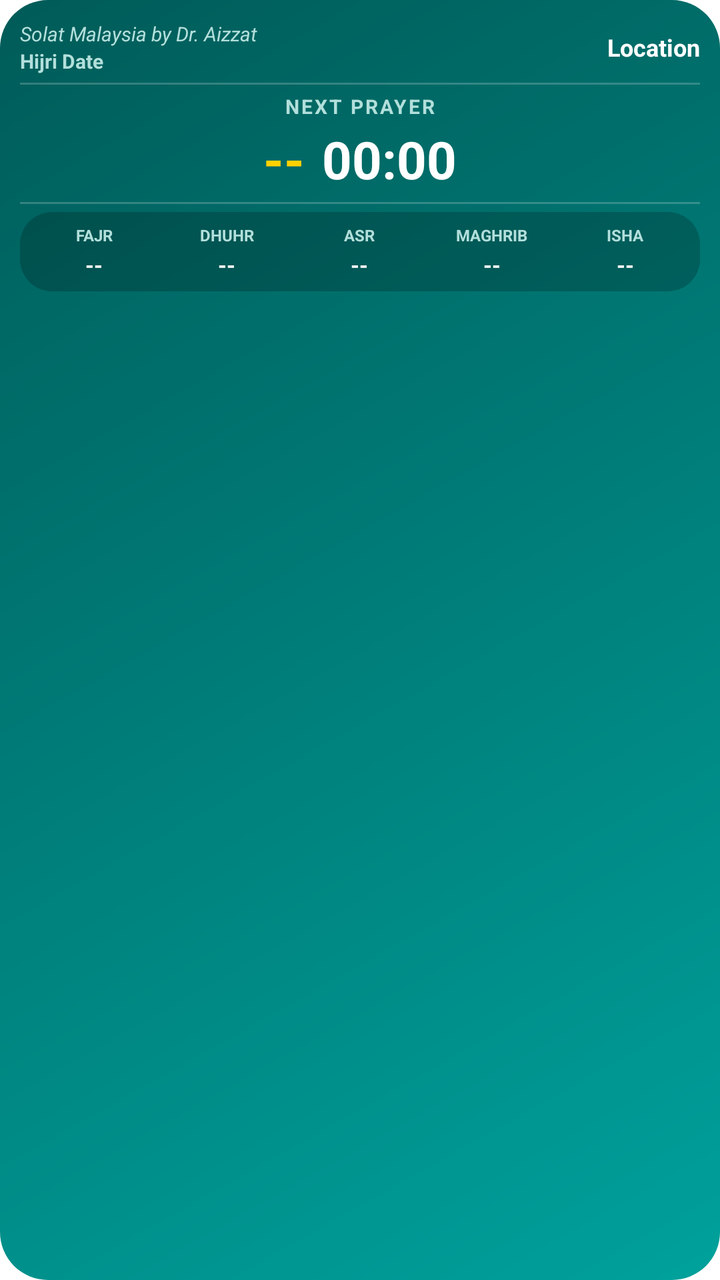
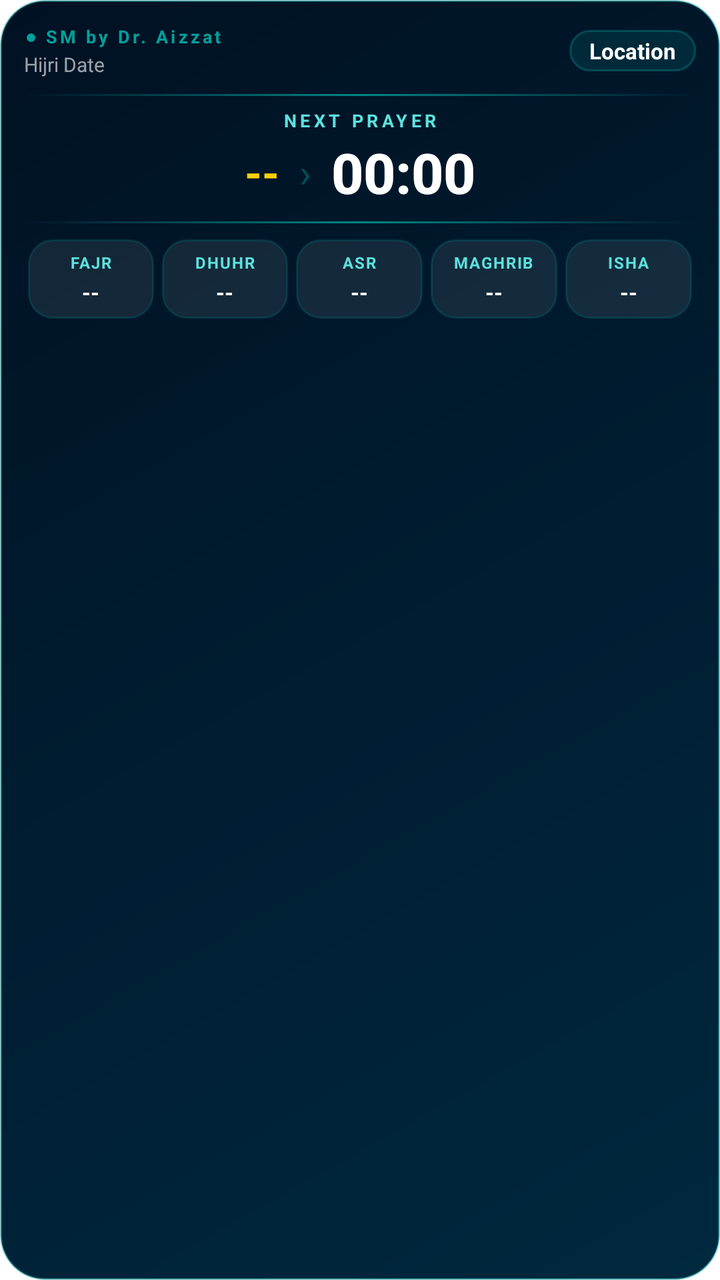

Two renders of the same Android screen: before a commit and after it. Below are the layout's source before the change and the commit's diff.
<!-- AndroidManifest.xml: fallback theme Theme.MaterialComponents.DayNight.NoActionBar -->
<!-- res/layout/widget_layout.xml -->
<?xml version="1.0" encoding="utf-8"?>
<LinearLayout xmlns:android="http://schemas.android.com/apk/res/android"
    android:id="@+id/widget_root"
    android:layout_width="match_parent"
    android:layout_height="wrap_content"
    android:orientation="vertical"
    android:background="@drawable/widget_background"
    android:padding="10dp"
    android:gravity="top">

    
    <LinearLayout
        android:layout_width="match_parent"
        android:layout_height="wrap_content"
        android:orientation="horizontal"
        android:gravity="center_vertical">

        
        <LinearLayout
            android:layout_width="0dp"
            android:layout_height="wrap_content"
            android:layout_weight="1"
            android:orientation="vertical">
            
            <TextView
                android:layout_width="match_parent"
                android:layout_height="wrap_content"
                android:text="Solat Malaysia by Dr. Aizzat"
                android:textColor="#B2DFDB"
                android:textSize="10sp"
                android:textStyle="italic" />
                
            <TextView
                android:id="@+id/widget_hijri_date"
                android:layout_width="match_parent"
                android:layout_height="wrap_content"
                android:text="Hijri Date"
                android:textColor="#B2DFDB"
                android:textSize="10sp"
                android:textStyle="bold" />
        </LinearLayout>

        <TextView
            android:id="@+id/widget_location"
            android:layout_width="wrap_content"
            android:layout_height="wrap_content"
            android:maxWidth="130dp"
            android:maxLines="1"
            android:ellipsize="end"
            android:text="Location"
            android:textColor="#FFFFFF"
            android:textSize="12sp"
            android:textStyle="bold"
            android:layout_marginStart="8dp"/>
    </LinearLayout>

    
    <LinearLayout
        android:layout_width="match_parent"
        android:layout_height="1dp"
        android:layout_marginTop="4dp"
        android:layout_marginBottom="4dp"
        android:background="#33FFFFFF"
        android:orientation="horizontal" />

    
    <LinearLayout
        android:layout_width="match_parent"
        android:layout_height="wrap_content"
        android:orientation="vertical"
        android:gravity="center">

        <TextView
            android:layout_width="wrap_content"
            android:layout_height="wrap_content"
            android:text="NEXT PRAYER"
            android:textColor="#B2DFDB"
            android:textSize="10sp"
            android:textStyle="bold"
            android:letterSpacing="0.1" />

        <LinearLayout
            android:layout_width="wrap_content"
            android:layout_height="wrap_content"
            android:orientation="horizontal"
            android:gravity="center_vertical"
            android:layout_marginTop="2dp">

            <TextView
                android:id="@+id/widget_next_prayer_name"
                android:layout_width="wrap_content"
                android:layout_height="wrap_content"
                android:text="--"
                android:textColor="#FFD100"
                android:textSize="26sp"
                android:textStyle="bold"/>

            <TextView
                android:layout_width="wrap_content"
                android:layout_height="wrap_content"
                android:text="  "
                android:textColor="#FFFFFF"
                android:textSize="18sp"/>

            <Chronometer
                android:id="@+id/widget_next_prayer_countdown"
                android:layout_width="wrap_content"
                android:layout_height="wrap_content"
                android:textColor="#FFFFFF"
                android:textSize="26sp"
                android:textStyle="bold"/>
        </LinearLayout>
    </LinearLayout>

    
    <LinearLayout
        android:layout_width="match_parent"
        android:layout_height="1dp"
        android:layout_marginTop="4dp"
        android:layout_marginBottom="4dp"
        android:background="#33FFFFFF"
        android:orientation="horizontal" />

    
    <LinearLayout
        android:layout_width="match_parent"
        android:layout_height="wrap_content"
        android:orientation="horizontal"
        android:background="@drawable/widget_inner_background"
        android:paddingTop="6dp"
        android:paddingBottom="6dp"
        android:paddingStart="4dp"
        android:paddingEnd="4dp"
        android:weightSum="5">

        <LinearLayout android:layout_width="0dp" android:layout_height="wrap_content" android:layout_weight="1" android:orientation="vertical" android:gravity="center">
            <TextView android:layout_width="wrap_content" android:layout_height="wrap_content" android:text="FAJR" android:textColor="#B2DFDB" android:textSize="8sp" android:textStyle="bold"/>
            <TextView android:id="@+id/widget_fajr" android:layout_width="wrap_content" android:layout_height="wrap_content" android:text="--" android:textColor="#FFFFFF" android:textSize="11sp" android:textStyle="bold" android:layout_marginTop="2dp"/>
        </LinearLayout>

        <LinearLayout android:layout_width="0dp" android:layout_height="wrap_content" android:layout_weight="1" android:orientation="vertical" android:gravity="center">
            <TextView android:layout_width="wrap_content" android:layout_height="wrap_content" android:text="DHUHR" android:textColor="#B2DFDB" android:textSize="8sp" android:textStyle="bold"/>
            <TextView android:id="@+id/widget_dhuhr" android:layout_width="wrap_content" android:layout_height="wrap_content" android:text="--" android:textColor="#FFFFFF" android:textSize="11sp" android:textStyle="bold" android:layout_marginTop="2dp"/>
        </LinearLayout>

        <LinearLayout android:layout_width="0dp" android:layout_height="wrap_content" android:layout_weight="1" android:orientation="vertical" android:gravity="center">
            <TextView android:layout_width="wrap_content" android:layout_height="wrap_content" android:text="ASR" android:textColor="#B2DFDB" android:textSize="8sp" android:textStyle="bold"/>
            <TextView android:id="@+id/widget_asr" android:layout_width="wrap_content" android:layout_height="wrap_content" android:text="--" android:textColor="#FFFFFF" android:textSize="11sp" android:textStyle="bold" android:layout_marginTop="2dp"/>
        </LinearLayout>

        <LinearLayout android:layout_width="0dp" android:layout_height="wrap_content" android:layout_weight="1" android:orientation="vertical" android:gravity="center">
            <TextView android:layout_width="wrap_content" android:layout_height="wrap_content" android:text="MAGHRIB" android:textColor="#B2DFDB" android:textSize="8sp" android:textStyle="bold"/>
            <TextView android:id="@+id/widget_maghrib" android:layout_width="wrap_content" android:layout_height="wrap_content" android:text="--" android:textColor="#FFFFFF" android:textSize="11sp" android:textStyle="bold" android:layout_marginTop="2dp"/>
        </LinearLayout>

        <LinearLayout android:layout_width="0dp" android:layout_height="wrap_content" android:layout_weight="1" android:orientation="vertical" android:gravity="center">
            <TextView android:layout_width="wrap_content" android:layout_height="wrap_content" android:text="ISHA" android:textColor="#B2DFDB" android:textSize="8sp" android:textStyle="bold"/>
            <TextView android:id="@+id/widget_isha" android:layout_width="wrap_content" android:layout_height="wrap_content" android:text="--" android:textColor="#FFFFFF" android:textSize="11sp" android:textStyle="bold" android:layout_marginTop="2dp"/>
        </LinearLayout>
    </LinearLayout>

</LinearLayout>
<!-- resources referenced by this layout -->
<resources>
  <!-- drawable widget_background (drawable) -->
  <?xml version="1.0" encoding="utf-8"?>
  <shape xmlns:android="http://schemas.android.com/apk/res/android"
      android:shape="rectangle">
      <gradient
          android:startColor="#00A19C"
          android:endColor="#005B58"
          android:angle="135" />
      <corners android:radius="24dp" />
  </shape>
  <!-- drawable widget_inner_background (drawable) -->
  <?xml version="1.0" encoding="utf-8"?>
  <shape xmlns:android="http://schemas.android.com/apk/res/android"
      android:shape="rectangle">
      <solid android:color="#33000000" />
      <corners android:radius="16dp" />
  </shape>
</resources>

<!-- the commit's change to res/layout/widget_layout.xml (unified diff, before → after) -->
@@ -5,7 +5,7 @@
     android:layout_height="wrap_content"
     android:orientation="vertical"
     android:background="@drawable/widget_background"
-    android:padding="10dp"
+    android:padding="12dp"
     android:gravity="top">
 
     
@@ -15,41 +15,46 @@
         android:orientation="horizontal"
         android:gravity="center_vertical">
 
-        
         <LinearLayout
             android:layout_width="0dp"
             android:layout_height="wrap_content"
             android:layout_weight="1"
             android:orientation="vertical">
-            
+
             <TextView
                 android:layout_width="match_parent"
                 android:layout_height="wrap_content"
-                android:text="Solat Malaysia by Dr. Aizzat"
-                android:textColor="#B2DFDB"
-                android:textSize="10sp"
-                android:textStyle="italic" />
-                
+                android:text="&#9679; SM by Dr. Aizzat"
+                android:textColor="#00A19C"
+                android:textSize="9sp"
+                android:textStyle="bold"
+                android:letterSpacing="0.15" />
+
             <TextView
                 android:id="@+id/widget_hijri_date"
                 android:layout_width="match_parent"
                 android:layout_height="wrap_content"
+                android:layout_marginTop="1dp"
                 android:text="Hijri Date"
-                android:textColor="#B2DFDB"
-                android:textSize="10sp"
-                android:textStyle="bold" />
+                android:textColor="#99FFFFFF"
+                android:textSize="10sp" />
         </LinearLayout>
 
         <TextView
             android:id="@+id/widget_location"
             android:layout_width="wrap_content"
             android:layout_height="wrap_content"
-            android:maxWidth="130dp"
+            android:maxWidth="140dp"
             android:maxLines="1"
             android:ellipsize="end"
+            android:background="@drawable/widget_pill_background"
+            android:paddingStart="10dp"
+            android:paddingEnd="10dp"
+            android:paddingTop="3dp"
+            android:paddingBottom="3dp"
             android:text="Location"
             android:textColor="#FFFFFF"
-            android:textSize="12sp"
+            android:textSize="11sp"
             android:textStyle="bold"
             android:layout_marginStart="8dp"/>
     </LinearLayout>
@@ -58,9 +63,9 @@
     <LinearLayout
         android:layout_width="match_parent"
         android:layout_height="1dp"
-        android:layout_marginTop="4dp"
-        android:layout_marginBottom="4dp"
-        android:background="#33FFFFFF"
+        android:layout_marginTop="8dp"
+        android:layout_marginBottom="6dp"
+        android:background="@drawable/widget_divider"
         android:orientation="horizontal" />
 
     
@@ -71,20 +76,21 @@
         android:gravity="center">
 
         <TextView
+            android:id="@+id/widget_lbl_next"
             android:layout_width="wrap_content"
             android:layout_height="wrap_content"
             android:text="NEXT PRAYER"
-            android:textColor="#B2DFDB"
-            android:textSize="10sp"
+            android:textColor="#5CE1DC"
+            android:textSize="9sp"
             android:textStyle="bold"
-            android:letterSpacing="0.1" />
+            android:letterSpacing="0.2" />
 
         <LinearLayout
             android:layout_width="wrap_content"
             android:layout_height="wrap_content"
             android:orientation="horizontal"
             android:gravity="center_vertical"
-            android:layout_marginTop="2dp">
+            android:layout_marginTop="1dp">
 
             <TextView
                 android:id="@+id/widget_next_prayer_name"
@@ -92,22 +98,24 @@
                 android:layout_height="wrap_content"
                 android:text="--"
                 android:textColor="#FFD100"
-                android:textSize="26sp"
+                android:textSize="22sp"
                 android:textStyle="bold"/>
 
             <TextView
                 android:layout_width="wrap_content"
                 android:layout_height="wrap_content"
-                android:text="  "
-                android:textColor="#FFFFFF"
-                android:textSize="18sp"/>
+                android:text="  &#8250;  "
+                android:textColor="#6600A19C"
+                android:textSize="20sp"/>
 
             <Chronometer
                 android:id="@+id/widget_next_prayer_countdown"
                 android:layout_width="wrap_content"
                 android:layout_height="wrap_content"
                 android:textColor="#FFFFFF"
-                android:textSize="26sp"
+                android:textSize="28sp"
+                android:fontFamily="sans-serif-medium"
+                android:fontFeatureSettings="tnum"
                 android:textStyle="bold"/>
         </LinearLayout>
     </LinearLayout>
@@ -116,9 +124,9 @@
     <LinearLayout
         android:layout_width="match_parent"
         android:layout_height="1dp"
-        android:layout_marginTop="4dp"
-        android:layout_marginBottom="4dp"
-        android:background="#33FFFFFF"
+        android:layout_marginTop="6dp"
+        android:layout_marginBottom="8dp"
+        android:background="@drawable/widget_divider"
         android:orientation="horizontal" />
 
     
@@ -126,36 +134,27 @@
         android:layout_width="match_parent"
         android:layout_height="wrap_content"
         android:orientation="horizontal"
-        android:background="@drawable/widget_inner_background"
-        android:paddingTop="6dp"
-        android:paddingBottom="6dp"
-        android:paddingStart="4dp"
-        android:paddingEnd="4dp"
         android:weightSum="5">
 
-        <LinearLayout android:layout_width="0dp" android:layout_height="wrap_content" android:layout_weight="1" android:orientation="vertical" android:gravity="center">
-            <TextView android:layout_width="wrap_content" android:layout_height="wrap_content" android:text="FAJR" android:textColor="#B2DFDB" android:textSize="8sp" android:textStyle="bold"/>
-            <TextView android:id="@+id/widget_fajr" android:layout_width="wrap_content" android:layout_height="wrap_content" android:text="--" android:textColor="#FFFFFF" android:textSize="11sp" android:textStyle="bold" android:layout_marginTop="2dp"/>
+        <LinearLayout android:layout_width="0dp" android:layout_height="wrap_content" android:layout_weight="1" android:layout_marginStart="2dp" android:layout_marginEnd="2dp" android:orientation="vertical" android:gravity="center" android:background="@drawable/widget_tile_background" android:paddingTop="6dp" android:paddingBottom="6dp">
+            <TextView android:id="@+id/widget_lbl_fajr" android:layout_width="wrap_content" android:layout_height="wrap_content" android:text="FAJR" android:textColor="#5CE1DC" android:textSize="8sp" android:textStyle="bold" android:letterSpacing="0.08"/>
+            <TextView android:id="@+id/widget_fajr" android:layout_width="wrap_content" android:layout_height="wrap_content" android:text="--" android:textColor="#FFFFFF" android:textSize="11sp" android:textStyle="bold" android:layout_marginTop="2dp" android:maxLines="1"/>
         </LinearLayout>
-
-        <LinearLayout android:layout_width="0dp" android:layout_height="wrap_content" android:layout_weight="1" android:orientation="vertical" android:gravity="center">
-            <TextView android:layout_width="wrap_content" android:layout_height="wrap_content" android:text="DHUHR" android:textColor="#B2DFDB" android:textSize="8sp" android:textStyle="bold"/>
-            <TextView android:id="@+id/widget_dhuhr" android:layout_width="wrap_content" android:layout_height="wrap_content" android:text="--" android:textColor="#FFFFFF" android:textSize="11sp" android:textStyle="bold" android:layout_marginTop="2dp"/>
+        <LinearLayout android:layout_width="0dp" android:layout_height="wrap_content" android:layout_weight="1" android:layout_marginStart="2dp" android:layout_marginEnd="2dp" android:orientation="vertical" android:gravity="center" android:background="@drawable/widget_tile_background" android:paddingTop="6dp" android:paddingBottom="6dp">
+            <TextView android:id="@+id/widget_lbl_dhuhr" android:layout_width="wrap_content" android:layout_height="wrap_content" android:text="DHUHR" android:textColor="#5CE1DC" android:textSize="8sp" android:textStyle="bold" android:letterSpacing="0.08"/>
+            <TextView android:id="@+id/widget_dhuhr" android:layout_width="wrap_content" android:layout_height="wrap_content" android:text="--" android:textColor="#FFFFFF" android:textSize="11sp" android:textStyle="bold" android:layout_marginTop="2dp" android:maxLines="1"/>
         </LinearLayout>
-
-        <LinearLayout android:layout_width="0dp" android:layout_height="wrap_content" android:layout_weight="1" android:orientation="vertical" android:gravity="center">
-            <TextView android:layout_width="wrap_content" android:layout_height="wrap_content" android:text="ASR" android:textColor="#B2DFDB" android:textSize="8sp" android:textStyle="bold"/>
-            <TextView android:id="@+id/widget_asr" android:layout_width="wrap_content" android:layout_height="wrap_content" android:text="--" android:textColor="#FFFFFF" android:textSize="11sp" android:textStyle="bold" android:layout_marginTop="2dp"/>
+        <LinearLayout android:layout_width="0dp" android:layout_height="wrap_content" android:layout_weight="1" android:layout_marginStart="2dp" android:layout_marginEnd="2dp" android:orientation="vertical" android:gravity="center" android:background="@drawable/widget_tile_background" android:paddingTop="6dp" android:paddingBottom="6dp">
+            <TextView android:id="@+id/widget_lbl_asr" android:layout_width="wrap_content" android:layout_height="wrap_content" android:text="ASR" android:textColor="#5CE1DC" android:textSize="8sp" android:textStyle="bold" android:letterSpacing="0.08"/>
+            <TextView android:id="@+id/widget_asr" android:layout_width="wrap_content" android:layout_height="wrap_content" android:text="--" android:textColor="#FFFFFF" android:textSize="11sp" android:textStyle="bold" android:layout_marginTop="2dp" android:maxLines="1"/>
         </LinearLayout>
-
-        <LinearLayout android:layout_width="0dp" android:layout_height="wrap_content" android:layout_weight="1" android:orientation="vertical" android:gravity="center">
-            <TextView android:layout_width="wrap_content" android:layout_height="wrap_content" android:text="MAGHRIB" android:textColor="#B2DFDB" android:textSize="8sp" android:textStyle="bold"/>
-            <TextView android:id="@+id/widget_maghrib" android:layout_width="wrap_content" android:layout_height="wrap_content" android:text="--" android:textColor="#FFFFFF" android:textSize="11sp" android:textStyle="bold" android:layout_marginTop="2dp"/>
+        <LinearLayout android:layout_width="0dp" android:layout_height="wrap_content" android:layout_weight="1" android:layout_marginStart="2dp" android:layout_marginEnd="2dp" android:orientation="vertical" android:gravity="center" android:background="@drawable/widget_tile_background" android:paddingTop="6dp" android:paddingBottom="6dp">
+            <TextView android:id="@+id/widget_lbl_maghrib" android:layout_width="wrap_content" android:layout_height="wrap_content" android:text="MAGHRIB" android:textColor="#5CE1DC" android:textSize="8sp" android:textStyle="bold" android:letterSpacing="0.08"/>
+            <TextView android:id="@+id/widget_maghrib" android:layout_width="wrap_content" android:layout_height="wrap_content" android:text="--" android:textColor="#FFFFFF" android:textSize="11sp" android:textStyle="bold" android:layout_marginTop="2dp" android:maxLines="1"/>
         </LinearLayout>
-
-        <LinearLayout android:layout_width="0dp" android:layout_height="wrap_content" android:layout_weight="1" android:orientation="vertical" android:gravity="center">
-            <TextView android:layout_width="wrap_content" android:layout_height="wrap_content" android:text="ISHA" android:textColor="#B2DFDB" android:textSize="8sp" android:textStyle="bold"/>
-            <TextView android:id="@+id/widget_isha" android:layout_width="wrap_content" android:layout_height="wrap_content" android:text="--" android:textColor="#FFFFFF" android:textSize="11sp" android:textStyle="bold" android:layout_marginTop="2dp"/>
+        <LinearLayout android:layout_width="0dp" android:layout_height="wrap_content" android:layout_weight="1" android:layout_marginStart="2dp" android:layout_marginEnd="2dp" android:orientation="vertical" android:gravity="center" android:background="@drawable/widget_tile_background" android:paddingTop="6dp" android:paddingBottom="6dp">
+            <TextView android:id="@+id/widget_lbl_isha" android:layout_width="wrap_content" android:layout_height="wrap_content" android:text="ISHA" android:textColor="#5CE1DC" android:textSize="8sp" android:textStyle="bold" android:letterSpacing="0.08"/>
+            <TextView android:id="@+id/widget_isha" android:layout_width="wrap_content" android:layout_height="wrap_content" android:text="--" android:textColor="#FFFFFF" android:textSize="11sp" android:textStyle="bold" android:layout_marginTop="2dp" android:maxLines="1"/>
         </LinearLayout>
     </LinearLayout>
 
<!-- resource entries referenced after the edit -->
@@ -5,17 +5,37 @@
   <shape xmlns:android="http://schemas.android.com/apk/res/android"
       android:shape="rectangle">
       <gradient
-          android:startColor="#00A19C"
-          android:endColor="#005B58"
+          android:startColor="#00283F"
+          android:endColor="#001122"
           android:angle="135" />
-      <corners android:radius="24dp" />
+      <stroke android:width="1dp" android:color="#6600A19C" />
+      <corners android:radius="22dp" />
   </shape>
-  <!-- drawable widget_inner_background (drawable) -->
+  <!-- drawable widget_divider (drawable) -->
   <?xml version="1.0" encoding="utf-8"?>
   <shape xmlns:android="http://schemas.android.com/apk/res/android"
       android:shape="rectangle">
-      <solid android:color="#33000000" />
-      <corners android:radius="16dp" />
+      <gradient
+          android:startColor="#0000A19C"
+          android:centerColor="#CC00A19C"
+          android:endColor="#0000A19C"
+          android:angle="0" />
+  </shape>
+  <!-- drawable widget_pill_background (drawable) -->
+  <?xml version="1.0" encoding="utf-8"?>
+  <shape xmlns:android="http://schemas.android.com/apk/res/android"
+      android:shape="rectangle">
+      <solid android:color="#2200A19C" />
+      <stroke android:width="1dp" android:color="#5500A19C" />
+      <corners android:radius="14dp" />
+  </shape>
+  <!-- drawable widget_tile_background (drawable) -->
+  <?xml version="1.0" encoding="utf-8"?>
+  <shape xmlns:android="http://schemas.android.com/apk/res/android"
+      android:shape="rectangle">
+      <solid android:color="#14FFFFFF" />
+      <stroke android:width="1dp" android:color="#3300A19C" />
+      <corners android:radius="12dp" />
   </shape>
 </resources>
 
